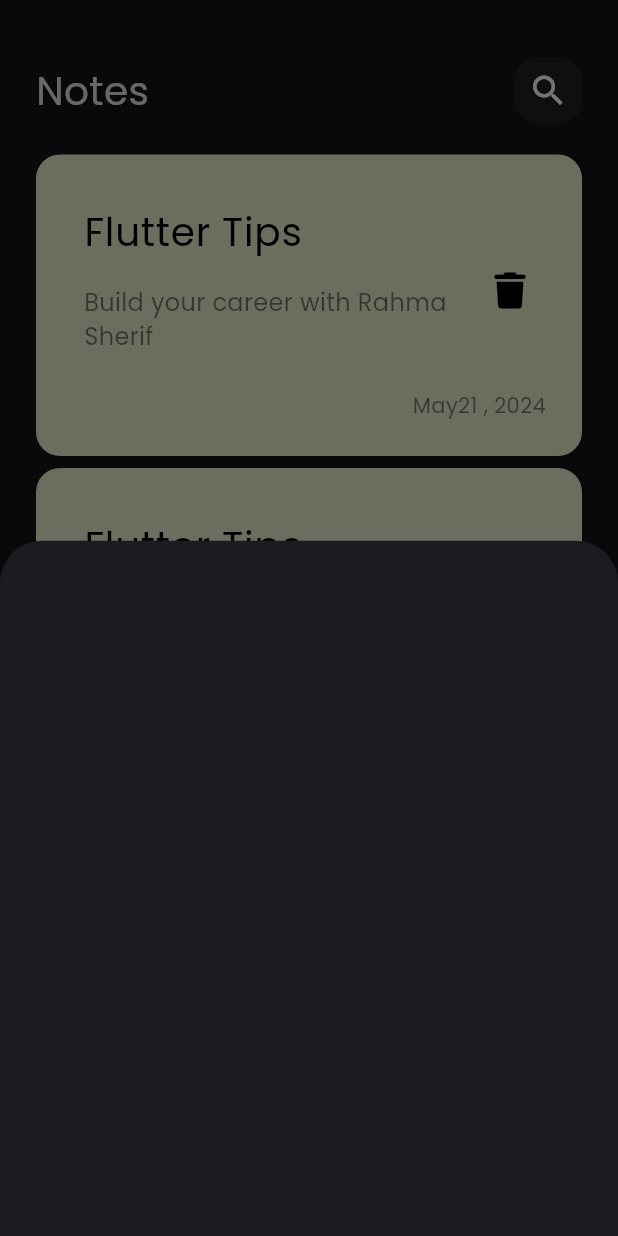
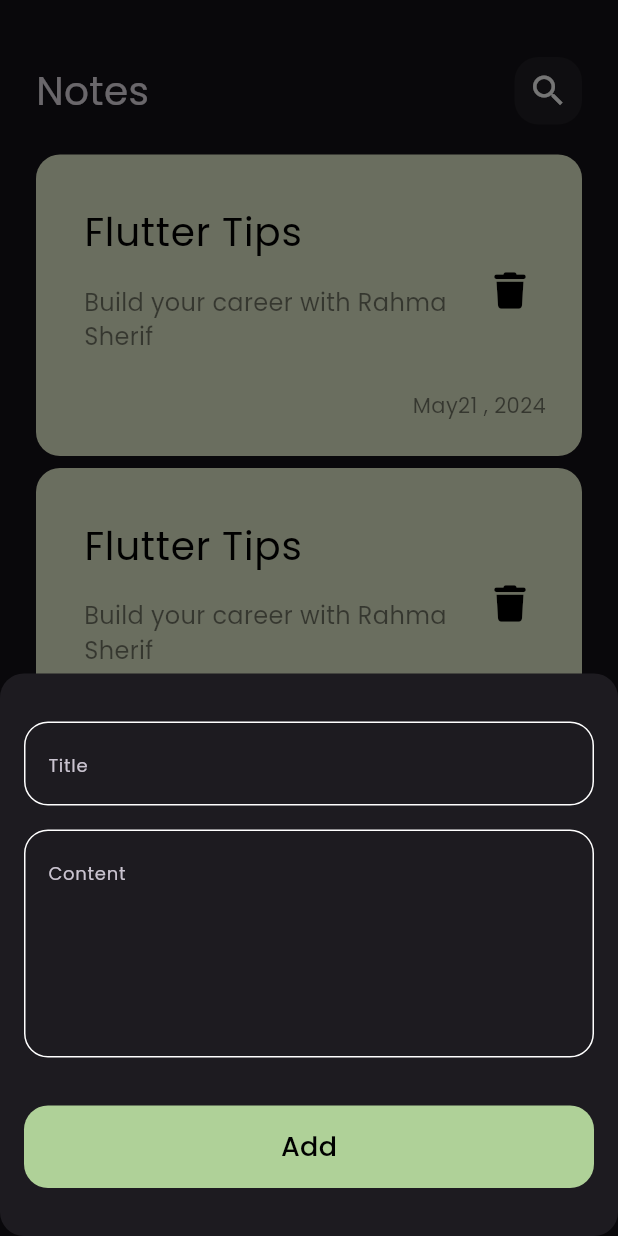
Before and after one commit to Rahma226/notes_app, a Flutter app: the screen it shows after launch, after a tap on the "add" icon, on a phone screen of 412 x 824 dp. Run offline on Flutter 3.47's test engine with Material 3 defaults, Android fonts, the phone set to English and light mode, and no system bars; our stand-ins replace font_awesome_flutter.

Commit message:
finish notes bottom sheet

```diff
--- /dev/null
+++ b/lib/components/custom_botton.dart
@@ -0,0 +1,28 @@
+import 'package:flutter/material.dart';
+import 'package:notes_app/constant.dart';
+
+class CustomBotton extends StatelessWidget {
+  const CustomBotton({super.key});
+
+  @override
+  Widget build(BuildContext context) {
+    return Container(
+      width: MediaQuery.of(context).size.width,
+      height: 55,
+      decoration: BoxDecoration(
+        borderRadius: BorderRadius.circular(16),
+        color: kcolor4,
+      ),
+      child: const Center(
+        child: Text(
+          'Add',
+          style: TextStyle(
+            color: Colors.black,
+            fontSize: 18,
+            fontWeight: FontWeight.w600,
+          ),
+        ),
+      ),
+    );
+  }
+}
--- /dev/null
+++ b/lib/components/custom_text_field.dart
@@ -0,0 +1,36 @@
+import 'package:flutter/material.dart';
+import 'package:notes_app/constant.dart';
+
+class CustomTextField extends StatelessWidget {
+  const CustomTextField({super.key, required this.hint, this.maxLines = 1});
+
+  final String hint;
+  final int maxLines;
+
+  @override
+  Widget build(BuildContext context) {
+    return TextField(
+      cursorColor: kcolor4,
+      maxLines: maxLines,
+      decoration: InputDecoration(
+        hintText: hint,
+        hintStyle: const TextStyle(
+          fontWeight: FontWeight.normal,
+          fontFamily: 'Poppins',
+          fontSize: 12
+        ),
+        border: buildBorder(),
+        enabledBorder: buildBorder(),
+        focusedBorder: buildBorder(Kcolor2),
+      ),
+    );
+  }
+
+  OutlineInputBorder buildBorder([color]) {
+    return OutlineInputBorder(
+        borderRadius: BorderRadius.circular(16),
+        borderSide: BorderSide(
+          color: color ?? Colors.white,
+        ));
+  }
+}
--- a/lib/views/notes_view.dart
+++ b/lib/views/notes_view.dart
@@ -1,4 +1,5 @@
 import 'package:flutter/material.dart';
+import 'package:notes_app/constant.dart';
 import 'package:notes_app/widgets/add_note_bottom_sheet.dart';
 import 'package:notes_app/widgets/notes_view_body.dart';
 
@@ -9,13 +10,19 @@ class NotesView extends StatelessWidget {
   Widget build(BuildContext context) {
     return Scaffold(
       floatingActionButton: FloatingActionButton(
+        backgroundColor: kcolor4,
         onPressed: () {
-          showModalBottomSheet(context: context, builder: (context){
+          showModalBottomSheet(
+            shape: RoundedRectangleBorder(
+              borderRadius: BorderRadius.circular(16),
+            ),
+            context: context,
+             builder: (context){
             return const AddNoteBottomSheet();
           },
           );
         },
-        child: const Icon(Icons.add),
+        child: const Icon(Icons.add ),
       ),
       body:const NotesViewBody(),
     );
--- a/lib/widgets/add_note_bottom_sheet.dart
+++ b/lib/widgets/add_note_bottom_sheet.dart
@@ -1,10 +1,34 @@
 import 'package:flutter/material.dart';
+import 'package:notes_app/components/custom_botton.dart';
+import 'package:notes_app/components/custom_text_field.dart';
 
 class AddNoteBottomSheet extends StatelessWidget {
   const AddNoteBottomSheet({super.key});
 
   @override
   Widget build(BuildContext context) {
-    return Container();
+    return const Padding(
+      padding: EdgeInsets.symmetric(horizontal: 16),
+      child: SingleChildScrollView(
+        child: Column(
+          children: [
+            SizedBox(height: 32,),
+            CustomTextField(
+              hint: 'Title',
+            ),
+            SizedBox(
+              height: 16,
+            ),
+            CustomTextField(
+              hint: 'Content',
+              maxLines: 5,
+            ),
+            SizedBox(height: 32),
+            CustomBotton(),
+            SizedBox(height: 32),
+          ],
+        ),
+      ),
+    );
   }
 }
```
